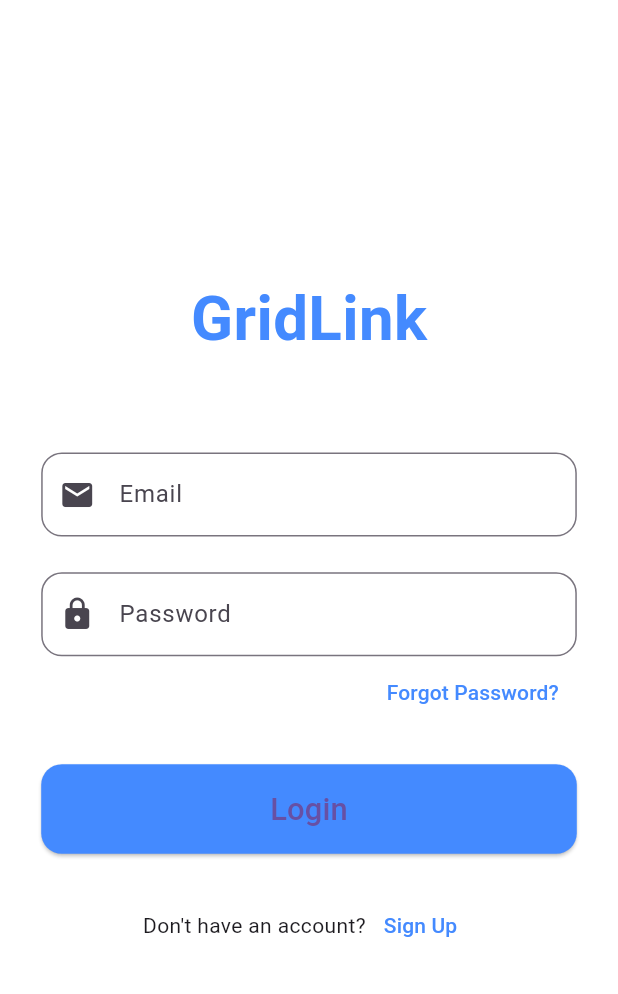
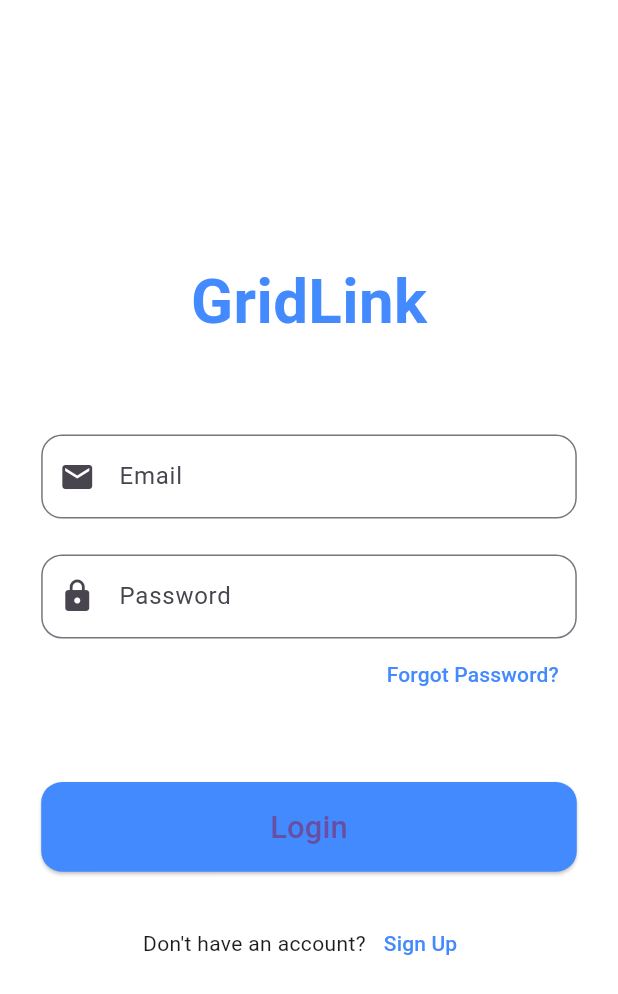
Before and after one commit to marajml/Grid_link, a Flutter app: the screen it shows after launch, on a phone screen of 412 x 824 dp. Shown: the top 994 px of the screen. Run offline on Flutter 3.47's test engine with Material 3 defaults, Android fonts, the phone set to English and light mode, and no system bars; our stand-ins replace file_picker, firebase_core, firebase_messaging, flutter_screenutil, go_router, image_picker and 1 more; accounts and stored records are empty.

Commit message:
hight change

```diff
--- a/lib/login_and_registration/login.dart
+++ b/lib/login_and_registration/login.dart
@@ -73,7 +73,7 @@ class _LoginState extends State<Login> {
                 ),
               ),
 
-              SizedBox(height: 20.h),
+              SizedBox(height: 40.h),
 
               // Login Button
               SizedBox(
```
